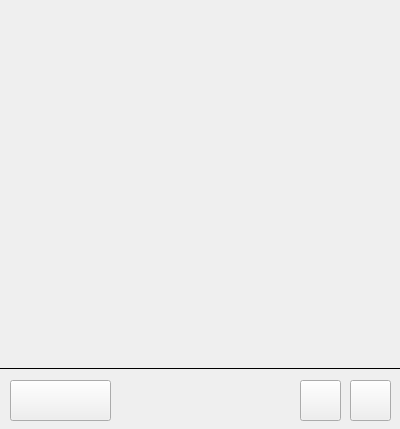
Above: app/modules/ui/study_widget.ui from DelevoXDG/FlashcardMaster before the change. Below: the same form after it.
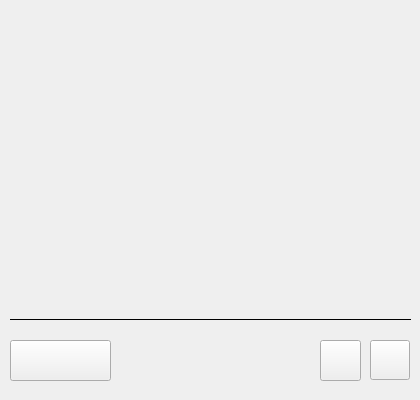
That is the form after the change. Icons and pictures are not drawn.

Commit message:
Feature/study_playlist (#15)
* Improving all widgets, adding a new widget and creating partial functionality for it

* Improving playlist class

* Improving playlist class / v. 2

* Connected study widget to playlist widget, BROKEN visibility button

* new task (add entries to DB)

* Added todos, proto relationship flashcard <-> flashcardanswer

* removed fonts

* fixed negative point size

* Improving playlist and playlist_dialog

* Adding a description for each button

* Fixed invalid qt designer file

* Disabled editing via double click in table views

---------

```diff
--- a/app/modules/ui/study_widget.ui
+++ b/app/modules/ui/study_widget.ui
@@ -6,18 +6,30 @@
    <rect>
     <x>0</x>
     <y>0</y>
-    <width>400</width>
-    <height>429</height>
+    <width>420</width>
+    <height>400</height>
    </rect>
   </property>
+  <property name="minimumSize">
+   <size>
+    <width>420</width>
+    <height>400</height>
+   </size>
+  </property>
+  <property name="maximumSize">
+   <size>
+    <width>420</width>
+    <height>400</height>
+   </size>
+  </property>
   <property name="windowTitle">
    <string>Study Mode</string>
   </property>
   <widget class="QPushButton" name="correct_button">
    <property name="geometry">
     <rect>
-     <x>300</x>
-     <y>380</y>
+     <x>320</x>
+     <y>340</y>
      <width>41</width>
      <height>41</height>
     </rect>
@@ -39,10 +51,10 @@
   <widget class="QPushButton" name="wrong_button">
    <property name="geometry">
     <rect>
-     <x>350</x>
-     <y>380</y>
-     <width>41</width>
-     <height>41</height>
+     <x>370</x>
+     <y>340</y>
+     <width>40</width>
+     <height>40</height>
     </rect>
    </property>
    <property name="text">
@@ -59,13 +71,43 @@
     </size>
    </property>
   </widget>
-  <widget class="QWidget" name="verticalLayoutWidget">
+  <widget class="QPushButton" name="flip_button">
    <property name="geometry">
     <rect>
-     <x>-1</x>
-     <y>-1</y>
+     <x>10</x>
+     <y>340</y>
+     <width>101</width>
+     <height>41</height>
+    </rect>
+   </property>
+   <property name="font">
+    <font>
+     <family>Noto Sans SC</family>
+     <pointsize>14</pointsize>
+     <bold>false</bold>
+    </font>
+   </property>
+   <property name="text">
+    <string/>
+   </property>
+   <property name="icon">
+    <iconset>
+     <normaloff>../../assets/visible.png</normaloff>../../assets/visible.png</iconset>
+   </property>
+   <property name="iconSize">
+    <size>
+     <width>24</width>
+     <height>24</height>
+    </size>
+   </property>
+  </widget>
+  <widget class="QWidget" name="layoutWidget">
+   <property name="geometry">
+    <rect>
+     <x>10</x>
+     <y>10</y>
      <width>401</width>
-     <height>371</height>
+     <height>311</height>
     </rect>
    </property>
    <layout class="QVBoxLayout" name="layout">
@@ -77,9 +119,6 @@
       <property name="frameShadow">
        <enum>QFrame::Plain</enum>
       </property>
-      <property name="lineWidth">
-       <number>1</number>
-      </property>
       <property name="orientation">
        <enum>Qt::Horizontal</enum>
       </property>
@@ -87,35 +126,6 @@
     </item>
    </layout>
   </widget>
-  <widget class="QPushButton" name="flip_button">
-   <property name="geometry">
-    <rect>
-     <x>10</x>
-     <y>380</y>
-     <width>101</width>
-     <height>41</height>
-    </rect>
-   </property>
-   <property name="font">
-    <font>
-     <pointsize>14</pointsize>
-     <bold>false</bold>
-    </font>
-   </property>
-   <property name="text">
-    <string/>
-   </property>
-   <property name="icon">
-    <iconset>
-     <normaloff>../../assets/visible.png</normaloff>../../assets/visible.png</iconset>
-   </property>
-   <property name="iconSize">
-    <size>
-     <width>24</width>
-     <height>24</height>
-    </size>
-   </property>
-  </widget>
  </widget>
  <resources/>
  <connections/>
```
Left out of the diff: 4 changed lines with no effect on the pictures. The commit also changes 24 other files.
